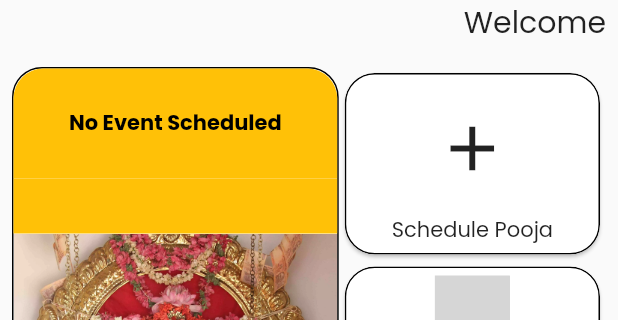
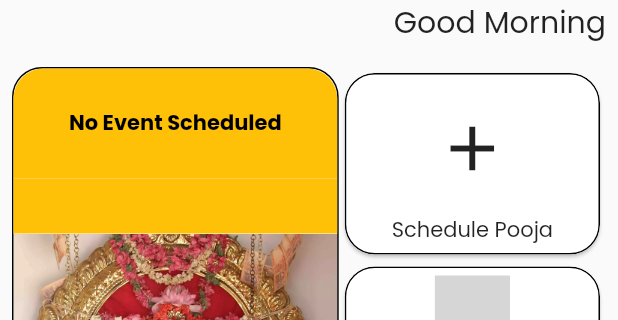
Before and after one commit to sanjay-rb/loga_parameshwari, a Flutter app: the screen it shows once a user with an empty profile is signed in, on a phone screen of 412 x 824 dp, the part 158-478 px from its top. Run offline on Flutter 3.47's test engine with Material 2 defaults, Android fonts, the phone set to English and light mode, and no system bars; drawn by our look-alikes of cached_network_image, google_mobile_ads; our stand-ins replace cloud_firestore, connectivity, datetime_picker_formfield, firebase_analytics, firebase_auth, firebase_core and 5 more; missing offline and left inert: multi_image_picker; accounts and stored records are empty; network calls fail; statements that could not run were skipped; grey boxes are pictures that could not be loaded.

Commit message:
version: 2.0.0+10

```diff
--- a/lib/screens/home_screen/components/head.dart
+++ b/lib/screens/home_screen/components/head.dart
@@ -15,7 +15,6 @@ class HeadComponent extends StatelessWidget {
     } else {
       yield "Good Night";
     }
-    yield "Welcome";
   }
 
   @override
--- a/pubspec.yaml
+++ b/pubspec.yaml
@@ -2,7 +2,7 @@ name: loga_parameshwari
 description: This application help to see pooja and events held on the powerfull
   Loga Parameshwari Temple Ramassery.
 publish_to: 'none'
-version: 1.13.7+9
+version: 2.0.0+10
 
 environment:
   sdk: ">=2.7.0 <3.0.0"
```
